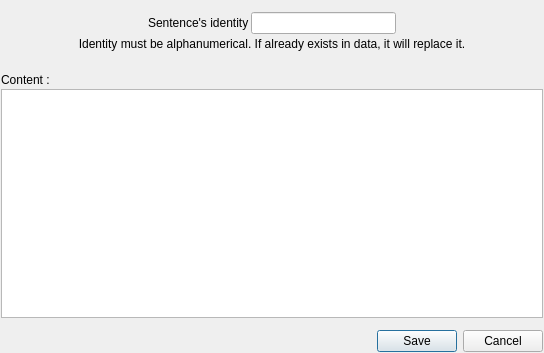
Above: ui/SentenceSelectedEditDialog.ui from AmirHammouteneEI/ScheduledPasteAndKeys before the change. Below: the same form after it.
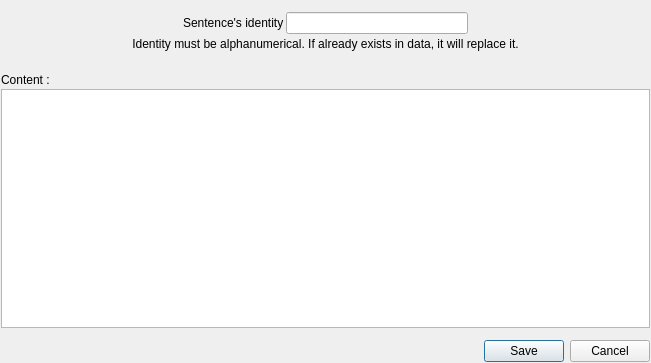
That is the form after the change.

```diff
--- a/ui/SentenceSelectedEditDialog.ui
+++ b/ui/SentenceSelectedEditDialog.ui
@@ -9,8 +9,8 @@
    <rect>
     <x>0</x>
     <y>0</y>
-    <width>544</width>
-    <height>353</height>
+    <width>651</width>
+    <height>363</height>
    </rect>
   </property>
   <property name="windowTitle">
```
Left out of the diff: 118 changed lines with no effect on the pictures.
